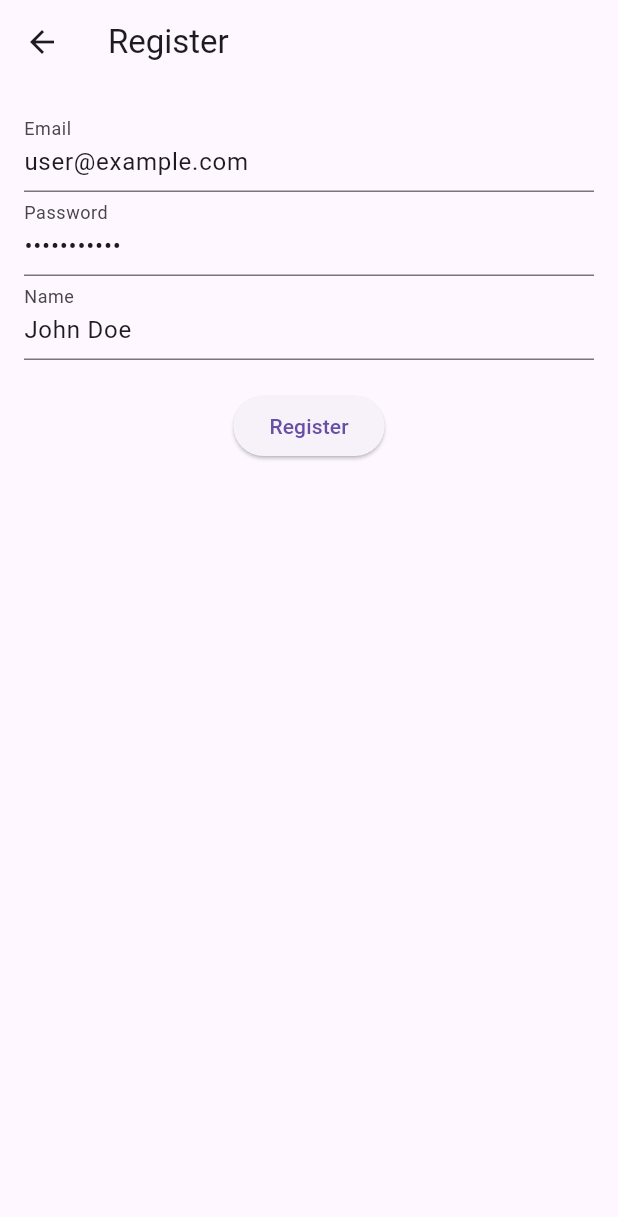
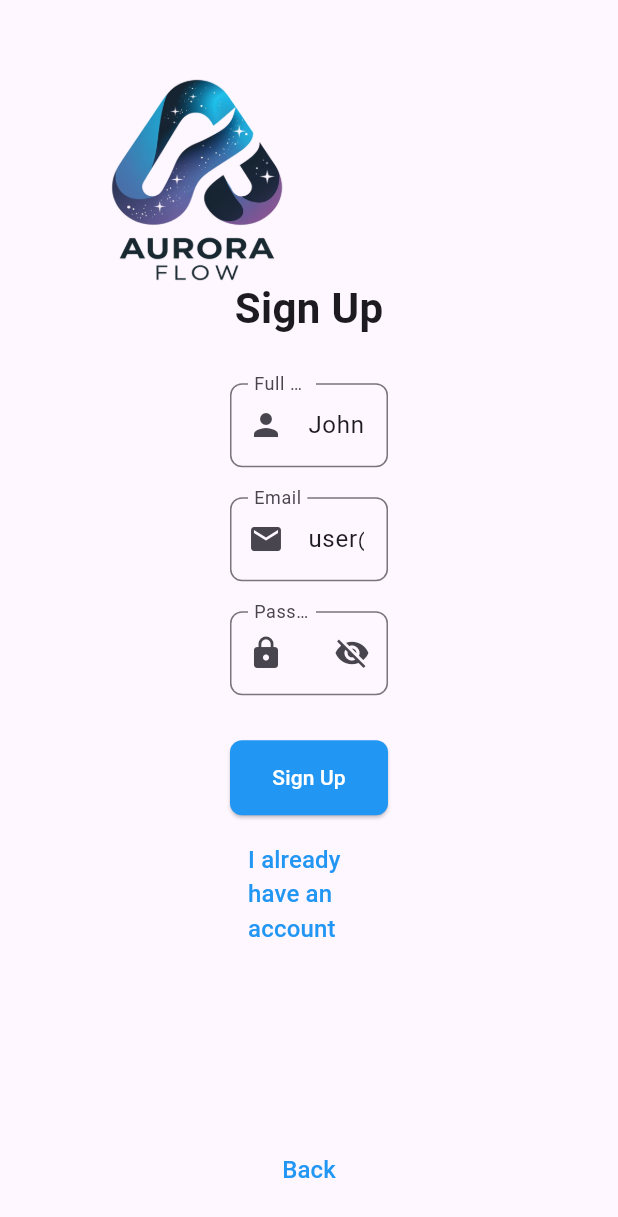
Before and after one commit to Mustfa-IT/aurora_flow, a Flutter app: the RegisterPage screen opened directly, on a phone screen of 412 x 824 dp. Shown: the top 1217 px of the screen. Run offline on Flutter 3.47's test engine with Material 3 defaults, Android fonts, the light colour scheme and no system bars; our stand-ins replace equatable, flutter_bloc, fpdart, get_it, pocketbase, shared_preferences; missing offline and left inert: universal_html, window_manager; accounts and stored records are empty.

Commit message:
Refactor RegisterPage to use StatefulWidget, enhance UI with improved layout, and add password visibility toggle

```diff
--- a/lib/features/auth/view/pages/register_page.dart
+++ b/lib/features/auth/view/pages/register_page.dart
@@ -1,71 +1,184 @@
 import 'package:flutter/material.dart';
 import 'package:flutter_bloc/flutter_bloc.dart';
 import 'package:task_app/features/auth/view/bloc/auth_bloc.dart';
+import 'package:task_app/features/auth/view/pages/login_page.dart';
 
-class RegisterPage extends StatelessWidget {
+class RegisterPage extends StatefulWidget {
   RegisterPage({super.key});
 
+  @override
+  State<RegisterPage> createState() => _RegisterPageState();
+}
+
+class _RegisterPageState extends State<RegisterPage> {
+  final TextEditingController nameController =
+      TextEditingController(text: "John Doe");
   final TextEditingController emailController =
       TextEditingController(text: "user@example.com");
   final TextEditingController passwordController =
       TextEditingController(text: "password123");
-  final TextEditingController nameController =
-      TextEditingController(text: "John Doe");
+
+  // المتغير لتبديل إظهار/إخفاء كلمة المرور
+  bool _obscurePassword = true;
+
   @override
   Widget build(BuildContext context) {
+    // حساب عرض الشاشة وتحديد عرض النموذج بثلث عرض الشاشة
+    final screenWidth = MediaQuery.of(context).size.width;
+    final formWidth = screenWidth / 3;
+
     return Scaffold(
-      appBar: AppBar(title: const Text('Register')),
-      body: BlocConsumer<AuthBloc, AuthState>(
+      body: Stack(
+        children: [
+          // الشعار في أعلى اليسار
+          Positioned(
+            top: 20,
+            left: 20,
+            child: Image.asset(
+              'assets/logo-image.png',
+              height: 200,
+              fit: BoxFit.contain,
+            ),
+          ),
+          // حذف زر Log In في أعلى اليمين (تمت إزالته)
+          // المحتوى الرئيسي: نموذج التسجيل في منتصف الشاشة
+          Center(
+            child: SingleChildScrollView(
+              child: Container(
+                width: formWidth,
+                padding: const EdgeInsets.all(16.0),
+                child: BlocConsumer<AuthBloc, AuthState>(
                   listener: (context, state) {
                     if (state is AuthFailure) {
                       ScaffoldMessenger.of(context).showSnackBar(
-              SnackBar(content: Text("Register failed: ${state.error}")),
+                        SnackBar(
+                          content: Text("Register failed: ${state.error}"),
+                        ),
                       );
                     } else if (state is AuthSuccess) {
                       ScaffoldMessenger.of(context).showSnackBar(
                         SnackBar(
                           content: Text(
-                "Register successful! Welcome ${state.user.email}",
-              )),
+                              "Register successful! Welcome ${state.user.email}"),
+                        ),
                       );
-            Navigator.of(context).popAndPushNamed(
-              '/home',
-            );
+                      Navigator.of(context).popAndPushNamed('/home');
                     }
                   },
                   builder: (context, state) {
-          //
                     if (state is AuthLoading) {
                       return const Center(child: CircularProgressIndicator());
                     }
-          return Padding(
-            padding: const EdgeInsets.all(16.0),
-            child: Column(
+                    return Column(
+                      mainAxisSize: MainAxisSize.min,
                       children: [
+                        const Text(
+                          'Sign Up',
+                          style: TextStyle(
+                              fontSize: 28, fontWeight: FontWeight.bold),
+                        ),
+                        const SizedBox(height: 30),
+                        // حقل الاسم الكامل
+                        TextField(
+                          controller: nameController,
+                          decoration: InputDecoration(
+                            labelText: 'Full Name',
+                            prefixIcon: const Icon(Icons.person),
+                            border: OutlineInputBorder(
+                              borderRadius: BorderRadius.circular(8),
+                            ),
+                          ),
+                        ),
+                        const SizedBox(height: 20),
+                        // حقل البريد الإلكتروني
                         TextField(
                           controller: emailController,
-                  decoration: const InputDecoration(labelText: "Email"),
+                          decoration: InputDecoration(
+                            labelText: 'Email',
+                            prefixIcon: const Icon(Icons.email),
+                            border: OutlineInputBorder(
+                              borderRadius: BorderRadius.circular(8),
                             ),
+                          ),
+                        ),
+                        const SizedBox(height: 20),
+                        // حقل كلمة المرور مع أيقونة العين لتبديل إظهار/إخفاء النص
                         TextField(
                           controller: passwordController,
-                  decoration: const InputDecoration(labelText: "Password"),
-                  obscureText: true,
+                          obscureText: _obscurePassword,
+                          decoration: InputDecoration(
+                            labelText: 'Password',
+                            prefixIcon: const Icon(Icons.lock),
+                            suffixIcon: IconButton(
+                              icon: Icon(
+                                _obscurePassword
+                                    ? Icons.visibility_off
+                                    : Icons.visibility,
                               ),
-                TextField(
-                  controller: nameController,
-                  decoration: const InputDecoration(labelText: "Name"),
+                              onPressed: () {
+                                setState(() {
+                                  _obscurePassword = !_obscurePassword;
+                                });
+                              },
                             ),
-                const SizedBox(height: 20),
+                            border: OutlineInputBorder(
+                              borderRadius: BorderRadius.circular(8),
+                            ),
+                          ),
+                        ),
+                        const SizedBox(height: 30),
+                        // زر Sign Up لتنفيذ عملية التسجيل
                         ElevatedButton(
+                          onPressed: () => beginRegister(context),
+                          child: const Text('Sign Up'),
+                          style: ElevatedButton.styleFrom(
+                            minimumSize: const Size(double.infinity, 50),
+                            backgroundColor: Colors.blue,
+                            foregroundColor: Colors.white,
+                            shape: RoundedRectangleBorder(
+                              borderRadius: BorderRadius.circular(8),
+                            ),
+                          ),
+                        ),
+                        const SizedBox(height: 10),
+                        // زر "I already have an account" للتوجه إلى صفحة تسجيل الدخول
+                        TextButton(
                           onPressed: () {
-                    beginRegister(context);
+                            Navigator.of(context).push(
+                              MaterialPageRoute(
+                                  builder: (context) => LoginPage()),
+                            );
                           },
-                  child: const Text("Register"),
+                          child: const Text(
+                            'I already have an account',
+                            style: TextStyle(color: Colors.blue, fontSize: 16),
+                          ),
                         ),
                       ],
-            ),
                     );
                   },
+                ),
+              ),
+            ),
+          ),
+          // زر العودة في أسفل الصفحة للرجوع إلى الصفحة السابقة
+          Positioned(
+            bottom: 20,
+            left: 0,
+            right: 0,
+            child: Center(
+              child: TextButton(
+                onPressed: () {
+                  Navigator.of(context).pop();
+                },
+                child: const Text(
+                  'Back',
+                  style: TextStyle(color: Colors.blue, fontSize: 16),
+                ),
+              ),
+            ),
+          ),
+        ],
       ),
     );
   }
@@ -75,6 +188,7 @@ class RegisterPage extends StatelessWidget {
     final password = passwordController.text;
     final name = nameController.text;
     context.read<AuthBloc>().add(
-        AuthRegisterRequested(email: email, password: password, name: name));
+          AuthRegisterRequested(email: email, password: password, name: name),
+        );
   }
 }
```
Lines whose indentation alone changed are shown as unchanged.
